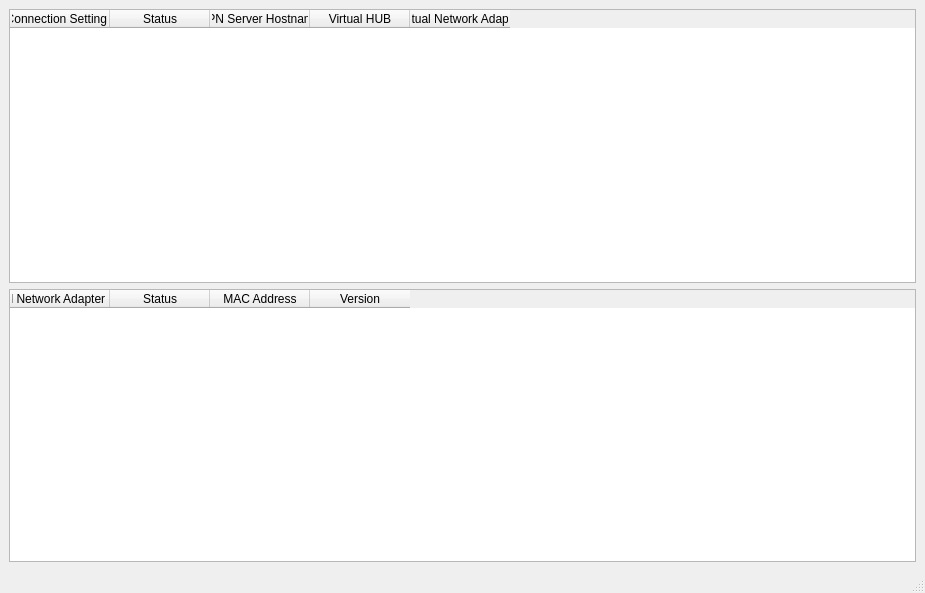
YWNlcg/SoftEtherVpnClientGui, file ui/MainWindow.ui: the form before one commit.
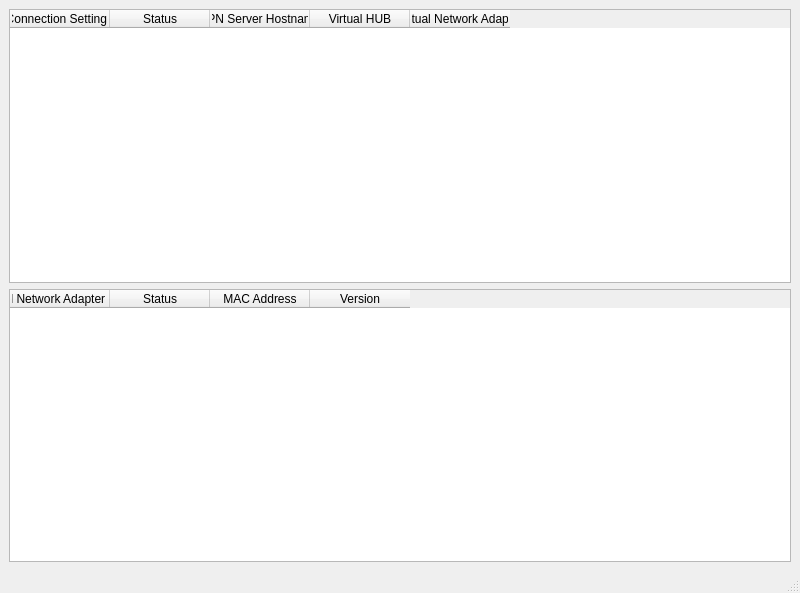
The form after the commit.

Diff of the .ui file:
```diff
--- a/ui/MainWindow.ui
+++ b/ui/MainWindow.ui
@@ -6,7 +6,7 @@
    <rect>
     <x>0</x>
     <y>0</y>
-    <width>925</width>
+    <width>800</width>
     <height>593</height>
    </rect>
   </property>
```
Left out of the diff: 2 changed lines with no effect on the pictures.
